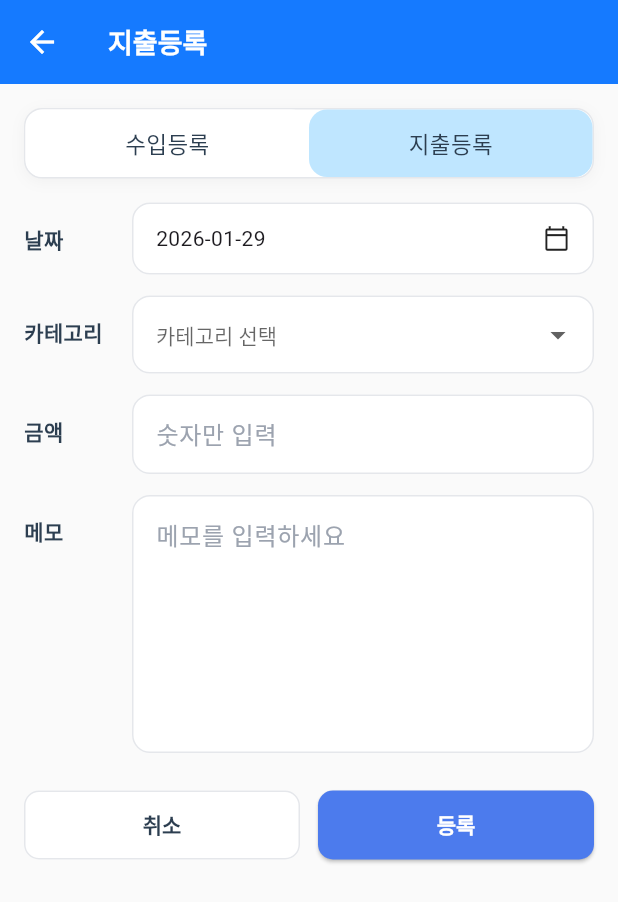
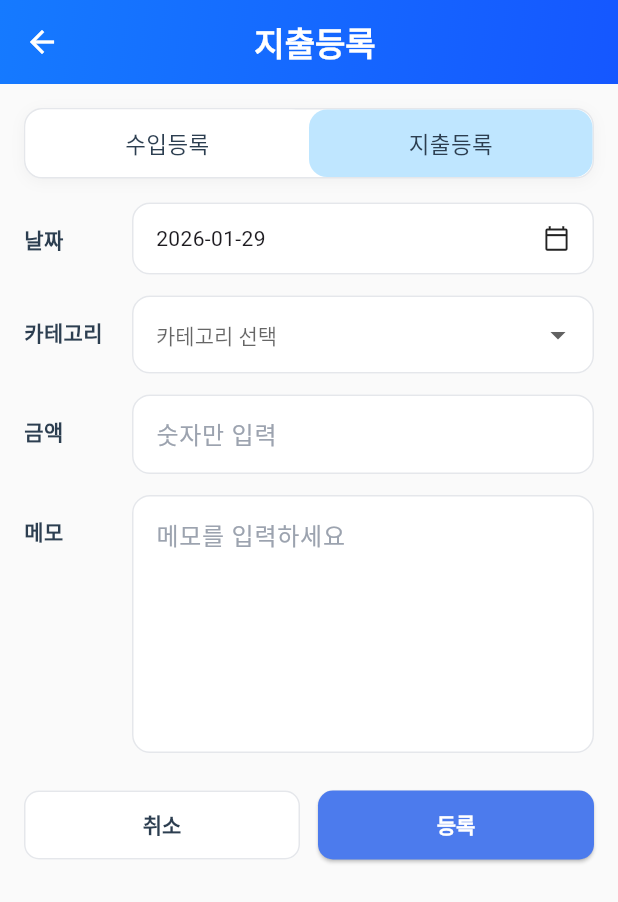
Before and after one commit to ubzzang/moneylog_app, a Flutter app: the TransactionFormPage screen opened directly with empty values, on a phone screen of 412 x 824 dp. Shown: the top 902 px of the screen. Run offline on Flutter 3.47's test engine with Material 3 defaults, Android fonts, the light colour scheme and no system bars; our stand-ins replace fl_chart, permission_handler, shared_preferences, table_calendar; missing offline and left inert: flutter_sound; accounts and stored records are empty; Roboto replaces fonts that are missing (GmarketSans, Pretendard).

Commit message:
260129_1차

```diff
--- a/lib/screens/chat_screen.dart
+++ b/lib/screens/chat_screen.dart
@@ -103,6 +103,7 @@ class _ChatScreenState extends State<ChatScreen> {
       appBar: CommonAppBar(
         title: '챗봇',
         showBackButton: true,
+        showActions: false, // ✅ 우측 아이콘 제거
       ),
 
       body: Column(
--- a/lib/screens/register_screen.dart
+++ b/lib/screens/register_screen.dart
@@ -145,19 +145,10 @@ class _TransactionFormPageState extends State<TransactionFormPage> {
 
     return Scaffold(
       backgroundColor: Colors.grey[50], // (2번) 배경 Home 톤에 맞춤
-      appBar: AppBar(
-        backgroundColor: _primaryBlue, // (1번) 상단 톤 파란색
-        foregroundColor: Colors.white,
-        elevation: 0,
-        centerTitle: false,
-        title: Text(
-          _titleText,
-          style: const TextStyle(
-            fontFamily: 'GmarketSans', // (6번)
-            fontWeight: FontWeight.w700,
-            fontSize: 18,
-          ),
-        ),
+      appBar: CommonAppBar(
+        title: _titleText,      // 수입등록/지출등록 제목 유지
+        showBackButton: true,   // 왼쪽 뒤로가기
+        showActions: false,     // ✅ 오른쪽 아이콘(+/채팅) 제거
       ),
       body: SafeArea(
         child: SingleChildScrollView(
```
